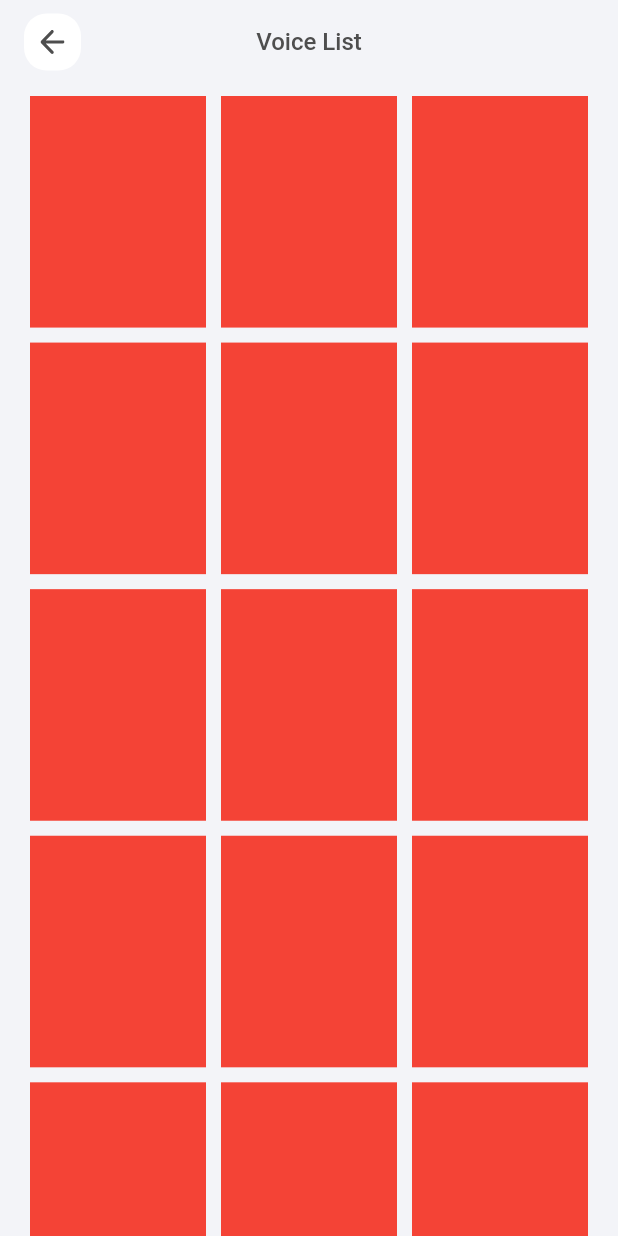
After one commit to hoanglm6201/voice_changer_flutter, a Flutter app: the HomeScreen screen opened directly, after a tap on "Experience the magic of changing your vo", on a phone screen of 412 x 824 dp. The commit adds this screen. Run offline on Flutter 3.47's test engine with Material 3 defaults, Android fonts, the phone set to English and light mode, and no system bars; our stand-ins replace flutter_easyloading, flutter_svg, get_it, shared_preferences; missing offline and left inert: base_ui_flutter_v1, purchases_flutter; accounts and stored records are empty; generated files the repository leaves out were written again.

Commit message:
ai_voice commit

```diff
--- a/lib/core/res/icons.dart
+++ b/lib/core/res/icons.dart
@@ -20,4 +20,5 @@ class ResIcon {
   static const String icUpload = '${_basePath}ic_upload.svg';
   static const String icCheck = '${_basePath}ic_check.svg';
   static const String icMic = '${_basePath}ic_mic.svg';
+  static const String icBack = '${_basePath}ic_back.svg';
 }
--- a/lib/l10n/app_en.arb
+++ b/lib/l10n/app_en.arb
@@ -14,6 +14,7 @@
   "title_onboarding_4": "Funny Reels",
   "sub_title_onboarding_4": "Discover various hilarious prank reels using realistic voice filters!",
   "home": "Home",
+  "voice_list": "Voice List",
   "library": "Library",
   "welcome_to": "Welcome to",
   "voice_changer": "Voice Changer",
--- /dev/null
+++ b/lib/view/screen/ai_voice_changer/ai_voice_changer_screen.dart
@@ -0,0 +1,42 @@
+import 'package:flutter/material.dart';
+import 'package:flutter_svg/svg.dart';
+import 'package:voice_changer_flutter/core/res/icons.dart';
+import 'package:voice_changer_flutter/core/utils/locator_support.dart';
+import 'package:voice_changer_flutter/view/widgets/appbar/app_bar_custom.dart';
+import 'package:voice_changer_flutter/view/widgets/button/icon_button.dart';
+
+class AiVoiceChangerScreen extends StatelessWidget {
+  const AiVoiceChangerScreen({super.key});
+
+  @override
+  Widget build(BuildContext context) {
+    return Scaffold(
+      appBar: AppBarCustom(
+        title: Text(context.locale.voice_list, style: TextStyle(fontSize: 16, fontWeight: FontWeight.w500),),
+        leading: IconButtonCustom(
+          icon: SvgPicture.asset(ResIcon.icBack),
+          onPressed: () {},
+          style: const IconButtonCustomStyle(
+            backgroundColor: Colors.white,
+            iconColor: Colors.white,
+            borderRadius: 15,
+            padding: EdgeInsets.all(11.0),
+          ),
+        )
+      ),
+      body: GridView.builder(
+        padding: EdgeInsets.symmetric(horizontal: 20, vertical: 8),
+        itemCount: 15,
+        gridDelegate: SliverGridDelegateWithFixedCrossAxisCount(
+          crossAxisCount: 3,
+          crossAxisSpacing: 10,
+          childAspectRatio: 0.76,
+          mainAxisSpacing: 10
+        ),
+        itemBuilder: (context, index) {
+          return Container(color: Colors.red,);
+        },
+      ),
+    );
+  }
+}
--- a/lib/view/screen/home/home_screen.dart
+++ b/lib/view/screen/home/home_screen.dart
@@ -1,9 +1,11 @@
+import 'package:flutter/cupertino.dart';
 import 'package:flutter/material.dart';
 import 'package:flutter_svg/svg.dart';
 import 'package:voice_changer_flutter/core/res/font.dart';
 import 'package:voice_changer_flutter/core/res/icons.dart';
 import 'package:voice_changer_flutter/core/res/spacing.dart';
 import 'package:voice_changer_flutter/core/utils/locator_support.dart';
+import 'package:voice_changer_flutter/view/screen/ai_voice_changer/ai_voice_changer_screen.dart';
 import 'package:voice_changer_flutter/view/screen/home/widget/banner_home.dart';
 import 'package:voice_changer_flutter/view/screen/home/widget/header_welcome.dart';
 import 'package:voice_changer_flutter/view/screen/home/widget/option_list.dart';
@@ -54,7 +56,11 @@ class _HomeScreenState extends State<HomeScreen> {
             ResSpacing.h24,
             OptionList(),
             ResSpacing.h28,
-            BannerHome(),
+            BannerHome(
+              onTap: () {
+                Navigator.push(context, CupertinoPageRoute(builder: (context) => AiVoiceChangerScreen()));
+              },
+            ),
           ],
         ),
       ),
--- a/lib/view/screen/home/widget/banner_home.dart
+++ b/lib/view/screen/home/widget/banner_home.dart
@@ -4,13 +4,16 @@ import 'package:voice_changer_flutter/core/res/spacing.dart';
 import 'package:voice_changer_flutter/core/utils/locator_support.dart';
 
 class BannerHome extends StatelessWidget {
-  const BannerHome({super.key});
+  final Function() onTap;
+  const BannerHome({super.key, required this.onTap});
 
   @override
   Widget build(BuildContext context) {
     final width = MediaQuery.of(context).size.width - 25 - 25;
     final height = width * 0.47;
-    return Center(
+    return GestureDetector(
+      onTap: onTap,
+      child: Center(
         child: Container(
           clipBehavior: Clip.none,
           width: width,
@@ -80,6 +83,7 @@ class BannerHome extends StatelessWidget {
             ],
           ),
         ),
+      ),
     );
   }
 }
```
Also changed, not shown: assets/icons/ic_back.svg (added), pubspec.lock, 1 other file. Lines whose indentation alone changed are shown as unchanged.
